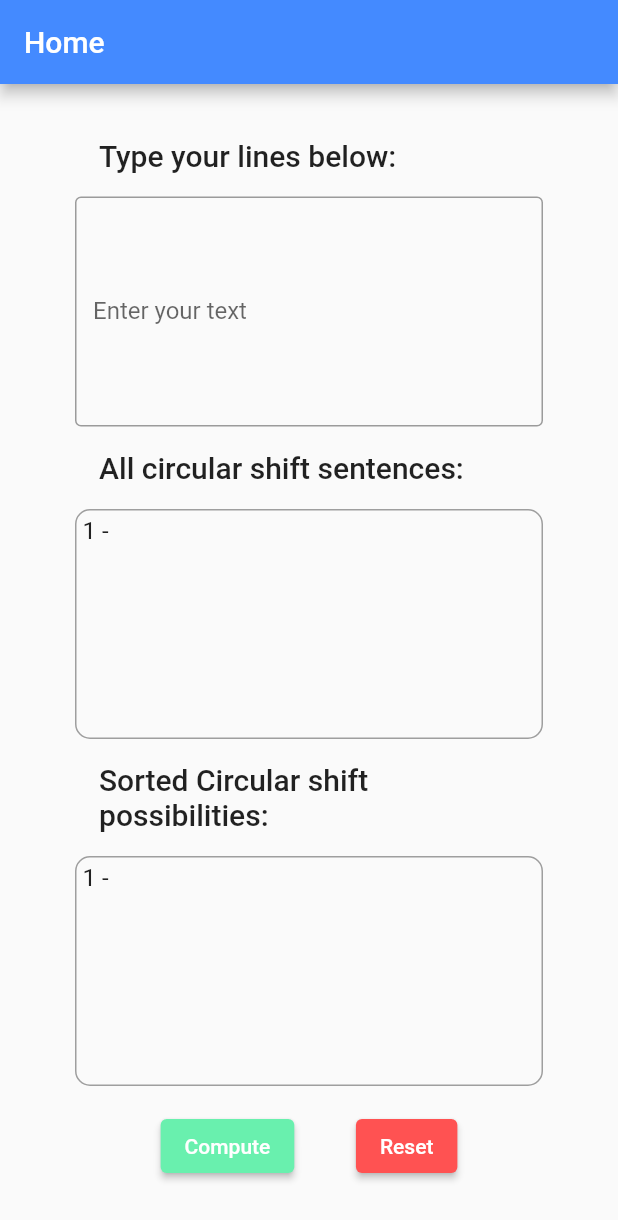
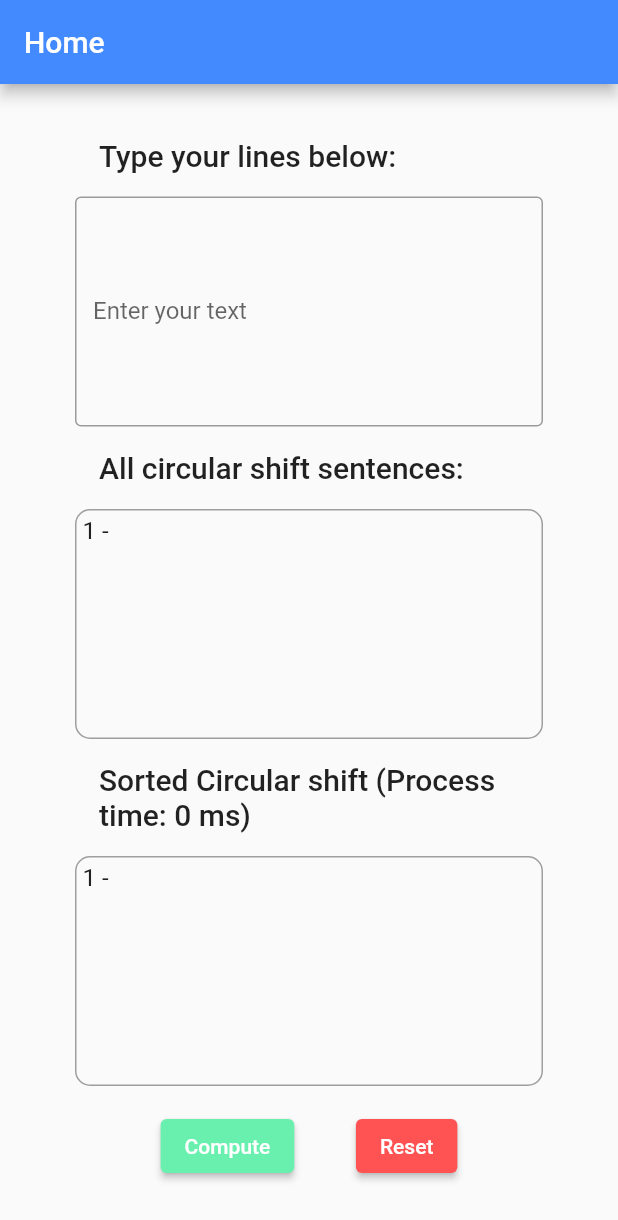
Before and after one commit to Nafeek30/searchEngine, a Flutter app: the screen it shows after launch, after a tap on "Compute", on a phone screen of 412 x 824 dp. Shown: the top 1220 px of the screen. Run offline on Flutter 3.47's test engine with Material 2 defaults, Android fonts, the light colour scheme and no system bars; our stand-ins replace firebase_core; accounts and stored records are empty.

Commit message:
final update v1

```diff
--- a/lib/HomeScreen.dart
+++ b/lib/HomeScreen.dart
@@ -12,6 +12,7 @@
   TextEditingController inputController = TextEditingController();
   List<String> allShifts = [];
   List<String> sortedShifts = [];
+  int time = 0;
 
   @override
   Widget build(BuildContext context) {
@@ -81,7 +82,7 @@
             Container(
               padding: const EdgeInsets.all(16.0),
               child: Text(
-                'Sorted Circular shift possibilities: ',
+                'Sorted Circular shift (Process time: $time ms) ',
                 style: Theme.of(context).textTheme.headline6,
               ),
             ),
@@ -117,11 +118,16 @@
                 children: [
                   ElevatedButton(
                     onPressed: () {
+                      Stopwatch stopwatch = new Stopwatch()..start();
                       allShifts.clear();
                       sortedShifts.clear();
                       generateCircularShift();
                       alphabetize();
                       sortLines();
+                      stopwatch.stop();
+                      setState(() {
+                        time = stopwatch.elapsed.inMilliseconds;
+                      });
                     },
                     style: ElevatedButton.styleFrom(
                       foregroundColor: Colors.white,
@@ -135,6 +141,7 @@
                         inputController.clear();
                         allShifts.clear();
                         sortedShifts.clear();
+                        time = 0;
                       });
                     },
                     style: ElevatedButton.styleFrom(
```
